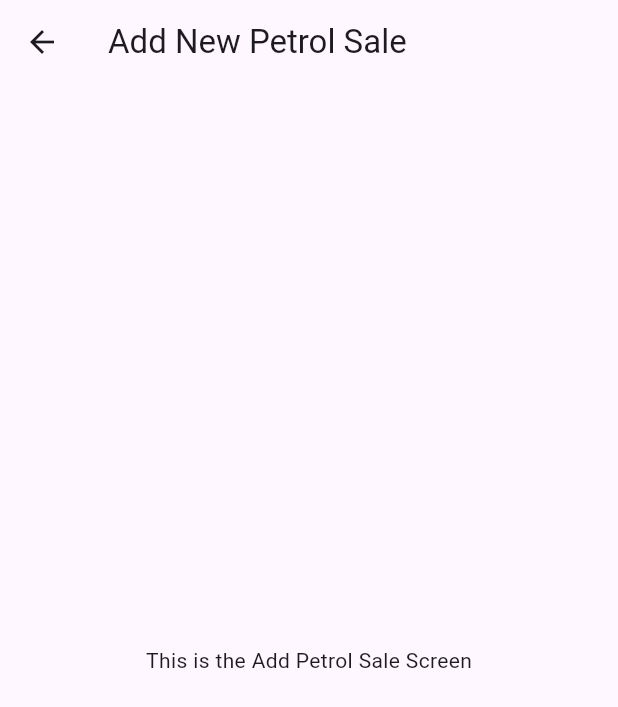
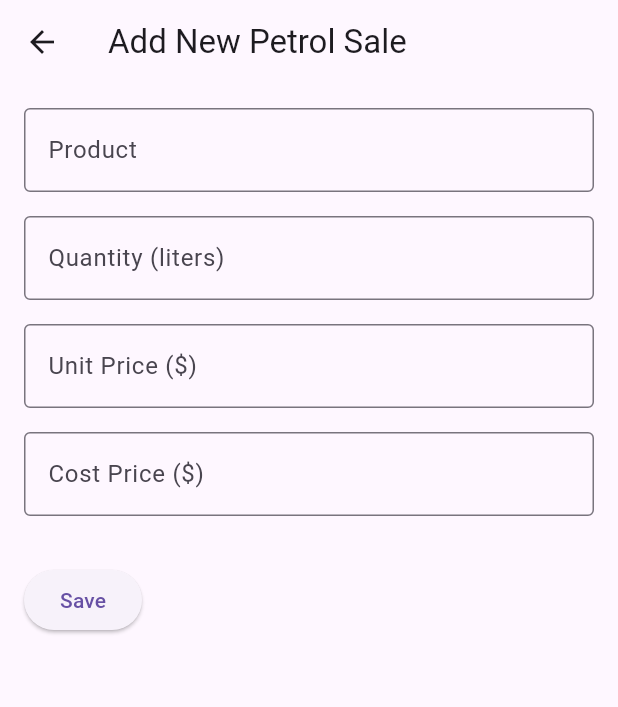
Before and after one commit to Muhammad-ali234/Petrol_Pump_Management_System, a Flutter app: the AddPetrolSaleScreen screen opened directly, on a phone screen of 412 x 824 dp. Shown: the top 707 px of the screen. Run offline on Flutter 3.47's test engine with Material 3 defaults, Android fonts, the phone set to English and light mode, and no system bars; our stand-ins replace responsive_builder; missing offline and left inert: staggered_grid_view_flutter.

Commit message:
daily sale screen add

```diff
--- /dev/null
+++ b/lib/Screens/Pump Screens/add_daily_sale.dart
@@ -0,0 +1,169 @@
+import 'package:flutter/material.dart';
+import 'package:responsive_builder/responsive_builder.dart';
+
+class AddPetrolSaleScreen extends StatefulWidget {
+  const AddPetrolSaleScreen({Key? key}) : super(key: key);
+
+  @override
+  _AddPetrolSaleScreenState createState() => _AddPetrolSaleScreenState();
+}
+
+class _AddPetrolSaleScreenState extends State<AddPetrolSaleScreen> {
+  final TextEditingController productController = TextEditingController();
+  final TextEditingController quantityController = TextEditingController();
+  final TextEditingController unitPriceController = TextEditingController();
+  final TextEditingController costPriceController = TextEditingController();
+
+  @override
+  Widget build(BuildContext context) {
+    return Scaffold(
+      appBar: AppBar(
+        title: const Text('Add New Petrol Sale'),
+      ),
+      body: ResponsiveBuilder(
+        builder: (context, sizingInformation) {
+          if (sizingInformation.isMobile) {
+            return _buildMobileLayout();
+          } else {
+            return _buildWebLayout();
+          }
+        },
+      ),
+    );
+  }
+
+  Widget _buildMobileLayout() {
+    return Padding(
+      padding: const EdgeInsets.all(16.0),
+      child: Column(
+        crossAxisAlignment: CrossAxisAlignment.start,
+        children: [
+          _buildTextField('Product', productController),
+          const SizedBox(height: 16.0),
+          _buildTextField('Quantity (liters)', quantityController),
+          const SizedBox(height: 16.0),
+          _buildTextField('Unit Price (\$)', unitPriceController),
+          const SizedBox(height: 16.0),
+          _buildTextField('Cost Price (\$)', costPriceController),
+          const SizedBox(height: 32.0),
+          ElevatedButton(
+            onPressed: () {
+              _savePetrolSale();
+            },
+            child: const Text('Save'),
+          ),
+        ],
+      ),
+    );
+  }
+
+  Widget _buildWebLayout() {
+    return Center(
+      child: Container(
+        width: 400,
+        padding: const EdgeInsets.all(20),
+        decoration: BoxDecoration(
+          color: Colors.white,
+          borderRadius: BorderRadius.circular(10),
+          boxShadow: [
+            BoxShadow(
+              color: Colors.grey.withOpacity(0.5),
+              spreadRadius: 2,
+              blurRadius: 5,
+              offset: const Offset(0, 3),
+            ),
+          ],
+        ),
+        child: SingleChildScrollView(
+          child: Column(
+            crossAxisAlignment: CrossAxisAlignment.start,
+            children: [
+              _buildTextField('Product', productController),
+              const SizedBox(height: 20),
+              _buildTextField('Quantity (liters)', quantityController),
+              const SizedBox(height: 20),
+              _buildTextField('Unit Price (\$)', unitPriceController),
+              const SizedBox(height: 20),
+              _buildTextField('Cost Price (\$)', costPriceController),
+              const SizedBox(height: 20),
+              _buildSaveButton(),
+            ],
+          ),
+        ),
+      ),
+    );
+  }
+
+  Widget _buildSaveButton() {
+    return ElevatedButton(
+      onPressed: () {
+        _savePetrolSale();
+      },
+      child: const Text('Save'),
+    );
+  }
+
+  Widget _buildTextField(String labelText, TextEditingController controller) {
+    return TextField(
+      controller: controller,
+      decoration: InputDecoration(
+        labelText: labelText,
+        border: const OutlineInputBorder(),
+      ),
+      keyboardType: const TextInputType.numberWithOptions(decimal: true),
+    );
+  }
+
+  void _savePetrolSale() {
+    final String product = productController.text.trim();
+    final int quantity = int.tryParse(quantityController.text) ?? 0;
+    final double unitPrice = double.tryParse(unitPriceController.text) ?? 0.0;
+    final double costPrice = double.tryParse(costPriceController.text) ?? 0.0;
+
+    if (product.isNotEmpty && quantity > 0 && unitPrice > 0 && costPrice > 0) {
+      final PetrolSale newSale = PetrolSale(
+        product: product,
+        quantity: quantity,
+        unitPrice: unitPrice,
+        date: DateTime.now().toString(),
+        costPrice: costPrice,
+      );
+
+      Navigator.pop(context, newSale);
+    } else {
+      showDialog(
+        context: context,
+        builder: (context) {
+          return AlertDialog(
+            title: const Text('Error'),
+            content: const Text('Please enter valid values for all fields.'),
+            actions: [
+              TextButton(
+                onPressed: () {
+                  Navigator.pop(context);
+                },
+                child: const Text('OK'),
+              ),
+            ],
+          );
+        },
+      );
+    }
+  }
+}
+
+class PetrolSale {
+  final String product;
+  final int quantity;
+  final double unitPrice;
+  final String date;
+  final double costPrice;
+
+  PetrolSale({
+    required this.product,
+    required this.quantity,
+    required this.unitPrice,
+    required this.date,
+    required this.costPrice,
+  });
+}
--- a/lib/Screens/Pump Screens/daily_expense screen.dart
+++ b/lib/Screens/Pump Screens/daily_expense screen.dart
@@ -1,7 +1,5 @@
 import 'package:flutter/material.dart';
 import 'package:petrol_pump/Screens/Pump%20Screens/add_expense%20screen.dart';
-import 'package:responsive_builder/responsive_builder.dart';
-import 'package:flutter/material.dart';
 import 'package:responsive_builder/responsive_builder.dart';
 
 class DailyExpenseScreen extends StatefulWidget {
--- a/lib/Screens/Pump Screens/pump_dashboared_screen.dart
+++ b/lib/Screens/Pump Screens/pump_dashboared_screen.dart
@@ -83,7 +83,7 @@ class DashboardScreen extends StatelessWidget {
                 'Stocks',
                 'Credit/Debit',
                 'Daily Expense',
-                'Profit/Sales'
+                'Daily Sales'
               ];
               List<String> values = [
                 '100 items',
@@ -109,7 +109,7 @@ class DashboardScreen extends StatelessWidget {
                       Navigator.pushNamed(context, '/daily_expense');
                       break;
                     case 3:
-                      Navigator.pushNamed(context, '/profit_sales');
+                      Navigator.pushNamed(context, '/daily_sales');
                       break;
                   }
                 },
--- a/lib/main.dart
+++ b/lib/main.dart
@@ -2,7 +2,7 @@ import 'package:flutter/material.dart';
 import 'package:petrol_pump/Screens/Pump%20Screens/credit_debit_screen.dart';
 import 'package:petrol_pump/Screens/Pump%20Screens/daily_expense%20screen.dart';
 import 'package:petrol_pump/Screens/Pump%20Screens/login_screen.dart';
-import 'package:petrol_pump/Screens/Pump%20Screens/profit_sales_screen.dart';
+import 'package:petrol_pump/Screens/Pump%20Screens/Daily_sales_screen.dart';
 import 'package:petrol_pump/Screens/Pump%20Screens/pump_dashboared_screen.dart';
 
 import 'package:petrol_pump/Screens/Pump%20Screens/stocks_screen.dart';
@@ -28,7 +28,7 @@ class MyApp extends StatelessWidget {
         '/stock': (context) => const StocksScreen(),
         '/credit_debit': (context) => const CreditDebitScreen(),
         '/daily_expense': (context) => const DailyExpenseScreen(),
-        '/profit_sales': (context) => const ProfitSalesScreen(),
+        '/daily_sales': (context) => const DailySalesScreen(),
       },
     );
   }
```
Also changed, not shown: lib/Screens/Pump Screens/Daily_sales_screen.dart (renamed from lib/Screens/Pump Screens/profit_sales_screen.dart, +92 -21 lines).
